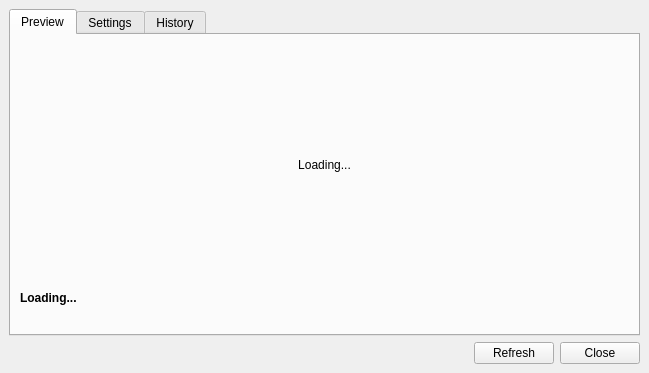
se0siris/bing-wallpaper-changer, file ui/mainwindow.ui: the form before one commit.
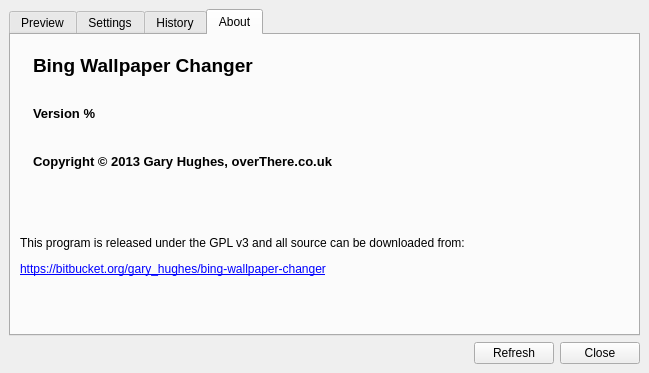
The form after the commit. The open tabs and pages were chosen to show the change. Icons and pictures are not drawn. Custom widgets are drawn as their Qt base class.

Commit message: Added new tab with 'about' info.

What changed in the file:
```diff
--- a/ui/mainwindow.ui
+++ b/ui/mainwindow.ui
@@ -294,6 +294,105 @@
         </item>
        </layout>
       </widget>
+      <widget class="QWidget" name="tab_about">
+       <attribute name="title">
+        <string>About</string>
+       </attribute>
+       <layout class="QVBoxLayout" name="verticalLayout_6">
+        <item>
+         <layout class="QHBoxLayout" name="horizontalLayout_5">
+          <item>
+           <widget class="QLabel" name="label_4">
+            <property name="text">
+             <string/>
+            </property>
+            <property name="pixmap">
+             <pixmap resource="../rec.qrc">:/icons/ui/ot_icon.png</pixmap>
+            </property>
+            <property name="alignment">
+             <set>Qt::AlignCenter</set>
+            </property>
+           </widget>
+          </item>
+          <item>
+           <layout class="QVBoxLayout" name="verticalLayout_5">
+            <item>
+             <widget class="QLabel" name="label_5">
+              <property name="font">
+               <font>
+                <pointsize>14</pointsize>
+                <weight>75</weight>
+                <bold>true</bold>
+               </font>
+              </property>
+              <property name="text">
+               <string>Bing Wallpaper Changer</string>
+              </property>
+             </widget>
+            </item>
+            <item>
+             <widget class="QLabel" name="lbl_version">
+              <property name="font">
+               <font>
+                <pointsize>10</pointsize>
+                <weight>75</weight>
+                <bold>true</bold>
+               </font>
+              </property>
+              <property name="text">
+               <string>Version %</string>
+              </property>
+             </widget>
+            </item>
+            <item>
+             <widget class="QLabel" name="label_7">
+              <property name="font">
+               <font>
+                <pointsize>10</pointsize>
+                <weight>75</weight>
+                <bold>true</bold>
+               </font>
+              </property>
+              <property name="text">
+               <string>Copyright © 2013 Gary Hughes, overThere.co.uk</string>
+              </property>
+             </widget>
+            </item>
+           </layout>
+          </item>
+          <item>
+           <spacer name="horizontalSpacer_5">
+            <property name="orientation">
+             <enum>Qt::Horizontal</enum>
+            </property>
+            <property name="sizeHint" stdset="0">
+             <size>
+              <width>40</width>
+              <height>20</height>
+             </size>
+            </property>
+           </spacer>
+          </item>
+         </layout>
+        </item>
+        <item>
+         <widget class="QLabel" name="label_8">
+          <property name="text">
+           <string>&lt;html&gt;&lt;head/&gt;&lt;body&gt;&lt;p&gt;This program is released under the GPL v3 and all source can be downloaded from:&lt;/p&gt;&lt;p&gt;&lt;a href=&quot;https://bitbucket.org/gary_hughes/bing-wallpaper-changer&quot;&gt;&lt;span style=&quot; text-decoration: underline; color:#0000ff;&quot;&gt;https://bitbucket.org/gary_hughes/bing-wallpaper-changer&lt;/span&gt;&lt;/a&gt;&lt;/p&gt;&lt;/body&gt;&lt;/html&gt;</string>
+          </property>
+          <property name="textFormat">
+           <enum>Qt::RichText</enum>
+          </property>
+          <property name="wordWrap">
+           <bool>true</bool>
+          </property>
+          <property name="openExternalLinks">
+           <bool>true</bool>
+          </property>
+         </widget>
+        </item>
+       </layout>
+      </widget>
      </widget>
     </item>
     <item>
```
The commit also changes 2 other files.
